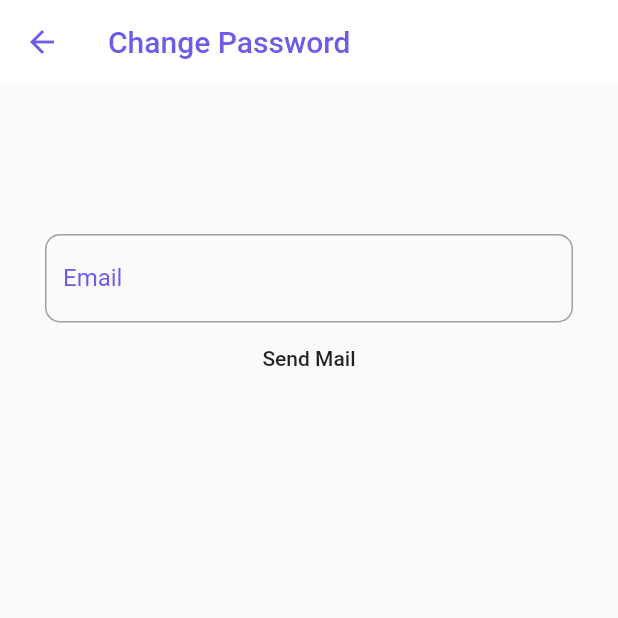
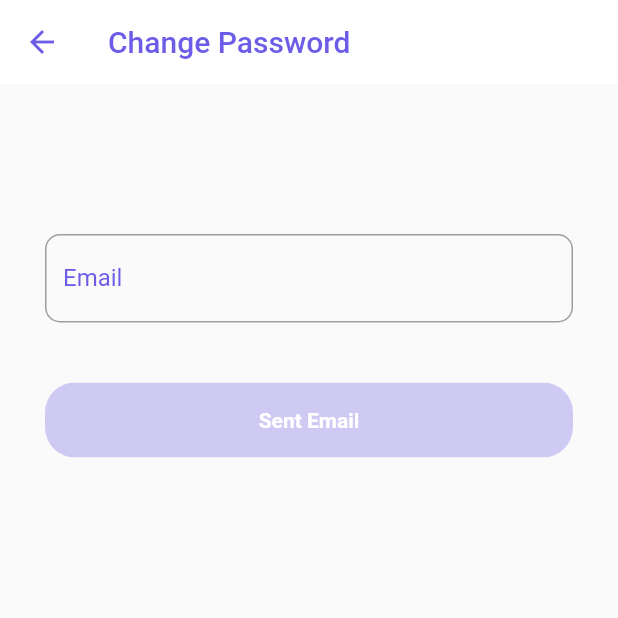
Before and after one commit to iLePix/naext, a Flutter app: the ForgotPasswordView screen opened directly, on a phone screen of 412 x 824 dp, the top half of it. Run offline on Flutter 3.47's test engine with Material 2 defaults, Android fonts, the phone set to English and light mode, and no system bars; our stand-ins replace firebase_analytics, firebase_messaging, flushbar, package_info, rxdart, sqflite; accounts and stored records are empty.

```diff
--- a/assets/lang/en.csv
+++ b/assets/lang/en.csv
@@ -16,6 +16,8 @@ login.changePassword;Change Password
 login.backToLogin;Back
 login.signUp;Sign up
 login.registration;Registration
+;
+forgotPassword.sentMail;Sent Email
 ;
 articles.header;Article
 ;
--- a/lib/api/naext_api.dart
+++ b/lib/api/naext_api.dart
@@ -34,7 +34,10 @@ class NaextApi {
 
   Future<void> usersDeleteAccount(String password) {}
   Future<void> authLogout() {}
-  Future<Version> appRequiredVersion() {}
+
+  Future<Version> appRequiredVersion() {
+    return Future.delayed(Duration(seconds: 1)).then((_) => Version(major: 1, minor: 0, patch: 0));
+  }
   Future<void> authResetPassword() {}
 
   authRequestPasswordReset(String email) {}
--- a/lib/blocs/appversion_bloc/appversion_bloc.dart
+++ b/lib/blocs/appversion_bloc/appversion_bloc.dart
@@ -21,9 +21,10 @@ class AppVersionBloc extends BlocBase {
 
     print("App-Name : " + packageInfo.appName + " Package-Name : " + packageInfo.packageName + " App-Version : " + packageInfo.version + " App-Build-Number : " + packageInfo.buildNumber);
     List<String> installedAppVersion = packageInfo.version.split(".");
+
+    //TODO: NOT FUNCTIONAL
     try {
       _naextApi.appRequiredVersion().then((Version requiredAppVersion) {
-        print(requiredAppVersion.toString());
         if (requiredAppVersion.major > int.parse(installedAppVersion[0])) {
           _versionController.sink.add(true);
         } else {
--- a/lib/blocs/forms/forgot_password_form/forgot_password_bloc.dart
+++ b/lib/blocs/forms/forgot_password_form/forgot_password_bloc.dart
@@ -31,8 +31,7 @@ class ForgotPasswordBloc extends BlocBase with ForgotPasswordFormValidator {
   Stream<String> get token => _tokenController.stream.transform(tokenValidator);
   Stream<String> get password => _passwordController.stream.transform(passwordValidator);
 
-
-
+  Stream<bool> get sendMailCheck => Rx.combineLatest2(email, email, (e,t) => true);
 
   Future<void> sendMail() async {
     _sentMailController.sink.add(DataState.loading());
--- a/lib/blocs/forms/login_form/login_bloc.dart
+++ b/lib/blocs/forms/login_form/login_bloc.dart
@@ -5,11 +5,10 @@ import 'package:naext/api/naext_api.dart';
 import 'package:naext/blocs/bloc_base.dart';
 import 'package:naext/blocs/forms/login_form/login_form_validator.dart';
 
-import 'package:naext/api/naext_api.dart';
 
 class LoginBloc extends BlocBase with LoginFormValidator {
 
-  final NaextApi _yourEcoApi = new NaextApi();
+  final NaextApi _naextApi = new NaextApi();
 
   final BehaviorSubject<LoginState> _loginStateController = BehaviorSubject<LoginState>();
   final TextEditingController usernameTextController = TextEditingController();
@@ -34,7 +33,7 @@ class LoginBloc extends BlocBase with LoginFormValidator {
     }
     _loginStateController.sink.add(LoginState(loading: true));
     /*try {
-      await _yourEcoApi.authLogin(new LoginRequest(
+      await _naextApi.authLogin(new LoginRequest(
           fcmToken: await FirebaseMessaging().getToken(),
           username: usernameTextController.text,
           password: passwordTextController.text));
--- a/lib/views/forgot_password/forgot_password.dart
+++ b/lib/views/forgot_password/forgot_password.dart
@@ -87,18 +87,52 @@ class _ForgotPasswordViewState extends State<ForgotPasswordView> {
                     labelText: 'Email',
                     isPassword: false,
                     keyBoardType: TextInputType.emailAddress),
-                FlatButton(
-                  onPressed: () {
-                    _forgotPasswordBloc.sendMail();
-                  },
-                  child: Text("Send Mail"),
-                )
+                _sentMailButton()
               ],
             );
           }
       ),
     );
   }
+
+  Widget _sentMailButton() {
+    return Padding(
+      padding: EdgeInsets.only(top: 20),
+      child: StreamBuilder<bool>(
+          stream: _forgotPasswordBloc.sendMailCheck,
+          builder: (context, snapshot) => Padding(
+              padding: EdgeInsets.only(top: 20),
+              child: ClipRRect(
+                  borderRadius: BorderRadius.circular(20),
+                  child: Material(
+                    color: Colors.transparent,
+                    child: InkWell(
+                        onTap: () => snapshot.hasData ? sendMail() : null,
+                        child: Container(
+                          padding: EdgeInsets.symmetric(horizontal: 30),
+                          height: 50,
+                          decoration: snapshot.hasData
+                              ? BoxDecoration(
+                            color: FOREGROUND_COLOR,
+                          )
+                              : BoxDecoration(
+                            color: FOREGROUND_COLOR.withOpacity(0.3),
+                          ),
+                          child: Center(
+                            child: TText(
+                              "forgotPassword.sentMail", context,
+                              style: TextStyle(
+                                  color: Colors.white,
+                                  fontWeight: FontWeight.bold),
+                            ),
+                          ),
+                        )),
+                  )))),
+    );
+  }
+
+
+
 
   void backToMailPage() {
     _pageController.animateToPage(
```
Also changed, not shown: assets/img/ex/other.PNG (added), assets/img/ex/startpage.PNG (added), assets/img/ex/trip.PNG (added), assets/img/ex/trips.trip.PNG (added), 8 other files.
